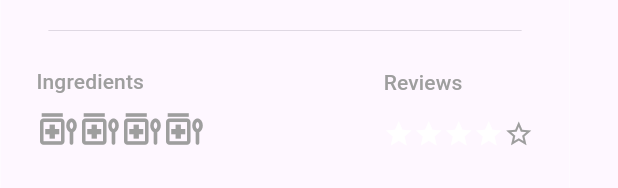
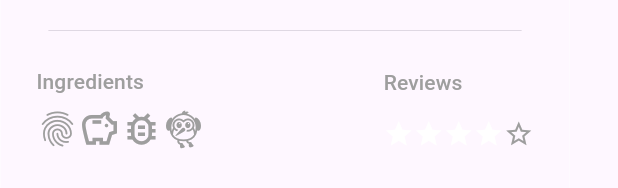
Before and after one commit to Sascha-create/jp_app_challenge, a Flutter app: the BottomSheetDescription widget shown alone on an empty page, opened directly with sample values from the repository, on a phone screen of 412 x 824 dp. Shown: the part 372-560 px from the top of the screen. Run offline on Flutter 3.47's test engine with Material 3 defaults, Android fonts, the phone set to English and light mode, and no system bars; our stand-ins replace glass.

Commit message:
changed icons

```diff
--- a/jp_app_challenge/lib/features/widgets/bottom_sheet_description.dart
+++ b/jp_app_challenge/lib/features/widgets/bottom_sheet_description.dart
@@ -91,22 +91,22 @@ class BottomSheetDescription extends StatelessWidget {
                       const Row(
                         children: [
                           Icon(
-                            Icons.medication_liquid_sharp,
+                            Icons.fingerprint,
                             color: Colors.grey,
                             size: 28,
                           ),
                           Icon(
-                            Icons.medication_liquid_sharp,
+                            Icons.savings_outlined,
                             color: Colors.grey,
                             size: 28,
                           ),
                           Icon(
-                            Icons.medication_liquid_sharp,
+                            Icons.bug_report_outlined,
                             color: Colors.grey,
                             size: 28,
                           ),
                           Icon(
-                            Icons.medication_liquid_sharp,
+                            Icons.flutter_dash,
                             color: Colors.grey,
                             size: 28,
                           ),
```
